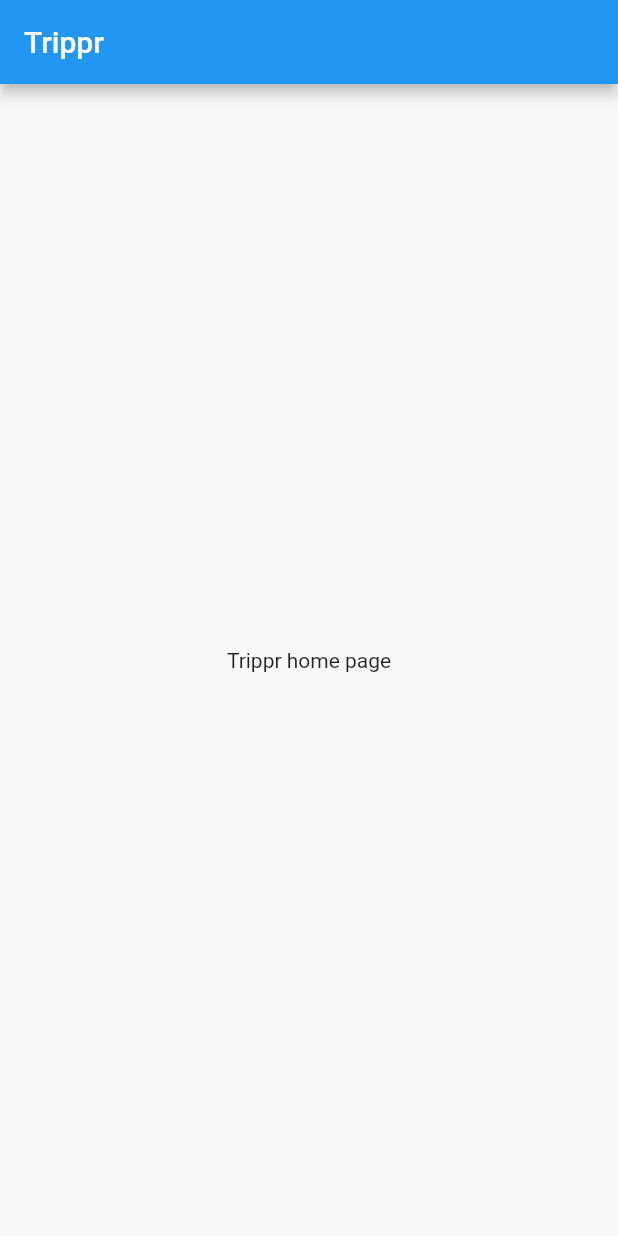
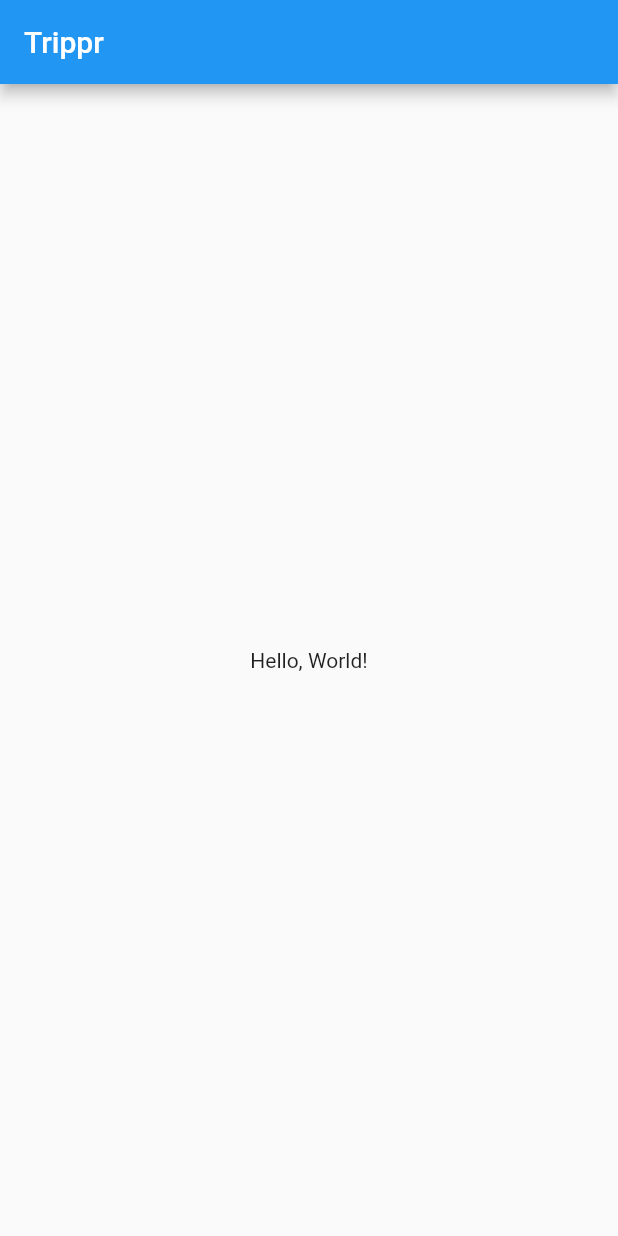
Before and after one commit to Trippr-dwoc/Trippr-app, a Flutter app: the screen it shows after launch, on a phone screen of 412 x 824 dp. Run offline on Flutter 3.47's test engine with Material 2 defaults, Android fonts, the phone set to English and light mode, and no system bars; our stand-ins replace get.

Commit message:
Setup GetX and project structure

```diff
--- a/analysis_options.yaml
+++ b/analysis_options.yaml
@@ -22,6 +22,7 @@ linter:
   # `// ignore_for_file: name_of_lint` syntax on the line or in the file
   # producing the lint.
   rules:
+    use_key_in_widget_constructors: false
     # avoid_print: false  # Uncomment to disable the `avoid_print` rule
     # prefer_single_quotes: true  # Uncomment to enable the `prefer_single_quotes` rule
 
--- /dev/null
+++ b/lib/binding/home_binding.dart
@@ -0,0 +1,9 @@
+import 'package:get/instance_manager.dart';
+import 'package:trippr_app/controller/home_controller.dart';
+
+class HomeBinding extends Bindings {
+  @override
+  void dependencies() {
+    Get.lazyPut<HomeController>(() => HomeController());
+  }
+}
--- /dev/null
+++ b/lib/config/routes/app_routes.dart
@@ -0,0 +1,12 @@
+import 'package:get/route_manager.dart';
+import 'package:trippr_app/binding/home_binding.dart';
+import 'package:trippr_app/config/routes/route_names.dart';
+import 'package:trippr_app/screens/home.dart';
+
+final getPages = [
+  GetPage(
+    name: Routes.homePage,
+    page: () => HomePage(),
+    binding: HomeBinding()
+  )
+];
--- /dev/null
+++ b/lib/config/routes/route_names.dart
@@ -0,0 +1,3 @@
+class Routes {
+  static const homePage = '/home';
+}
--- /dev/null
+++ b/lib/config/theme/colors.dart
@@ -0,0 +1,3 @@
+class TripprColors {
+  // static const <some-color> = Color(<hex-code>);
+}
--- /dev/null
+++ b/lib/config/theme/theme.dart
@@ -0,0 +1,5 @@
+import 'package:flutter/material.dart';
+
+ThemeData lightTheme = ThemeData.light().copyWith();
+
+ThemeData darkTheme = ThemeData.dark().copyWith();
--- /dev/null
+++ b/lib/controller/home_controller.dart
@@ -0,0 +1,5 @@
+import 'package:get/state_manager.dart';
+
+class HomeController extends GetxController {
+  final message = 'Hello, World!';
+}
--- a/lib/main.dart
+++ b/lib/main.dart
@@ -1,20 +1,21 @@
 import 'package:flutter/material.dart';
-import 'package:trippr_app/screens/home.dart';
-import 'package:trippr_app/theme/theme.dart';
+import 'package:get/get.dart';
+import 'package:trippr_app/config/routes/app_routes.dart';
+import 'package:trippr_app/config/routes/route_names.dart';
+import 'package:trippr_app/config/theme/theme.dart';
 
 void main() {
-  runApp(const MyApp());
+  runApp(MyApp());
 }
 
-class MyApp extends StatelessWidget {
-  const MyApp({ Key? key }) : super(key: key);
-
+class MyApp extends GetView {
   @override
   Widget build(BuildContext context) {
-    return MaterialApp(
-      title: 'Flutter Demo',
-      theme: TripprTheme.lightTheme,
-      home: const HomePage(title: 'Trippr'),
+    return GetMaterialApp(
+      initialRoute: Routes.homePage,
+      getPages: getPages,
+      theme: lightTheme,
+      darkTheme: darkTheme,
       debugShowCheckedModeBanner: false,
     );
   }
--- a/lib/screens/home.dart
+++ b/lib/screens/home.dart
@@ -1,19 +1,16 @@
 import 'package:flutter/material.dart';
+import 'package:get/state_manager.dart';
 
-class HomePage extends StatelessWidget {
-  const HomePage({ Key? key, required this.title }) : super(key: key);
+import '../controller/home_controller.dart';
 
-  final String title;
-
+class HomePage extends GetView<HomeController> {
   @override
   Widget build(BuildContext context) {
     return Scaffold(
-      appBar: AppBar(
-        title: Text(title),
-      ),
-      body: const Center(
-        child: Text('Trippr home page'),
-      ),
+      appBar: AppBar(title: const Text('Trippr')),
+      body: Center(
+        child: Text(controller.message),
+      )
     );
   }
 }
--- a/lib/theme/theme.dart
+++ /dev/null
@@ -1,9 +0,0 @@
-import 'package:flutter/material.dart';
-
-class TripprTheme {
-  static ThemeData get lightTheme {
-    return ThemeData(
-      primarySwatch: Colors.blue,
-    );
-  }
-}
--- a/pubspec.yaml
+++ b/pubspec.yaml
@@ -27,6 +27,8 @@ environment:
 # the latest version available on pub.dev. To see which dependencies have newer
 # versions available, run `flutter pub outdated`.
 dependencies:
+  get: ^4.3.8
+
   flutter:
     sdk: flutter
 
```
Also changed, not shown: pubspec.lock, 1 other file.
